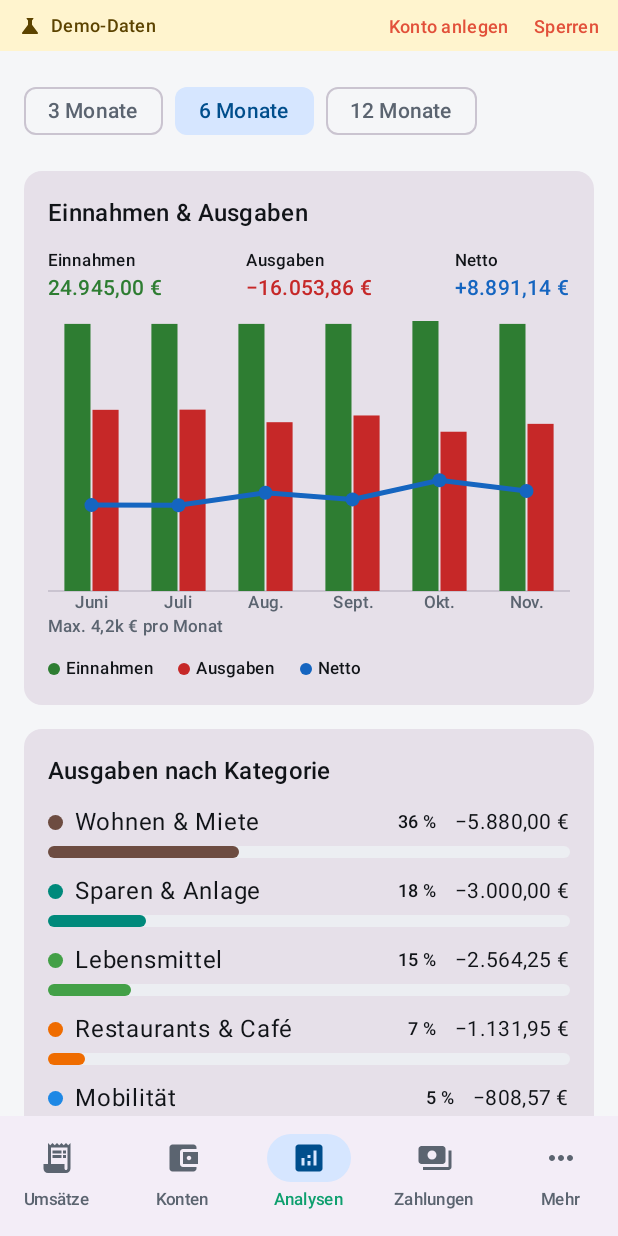
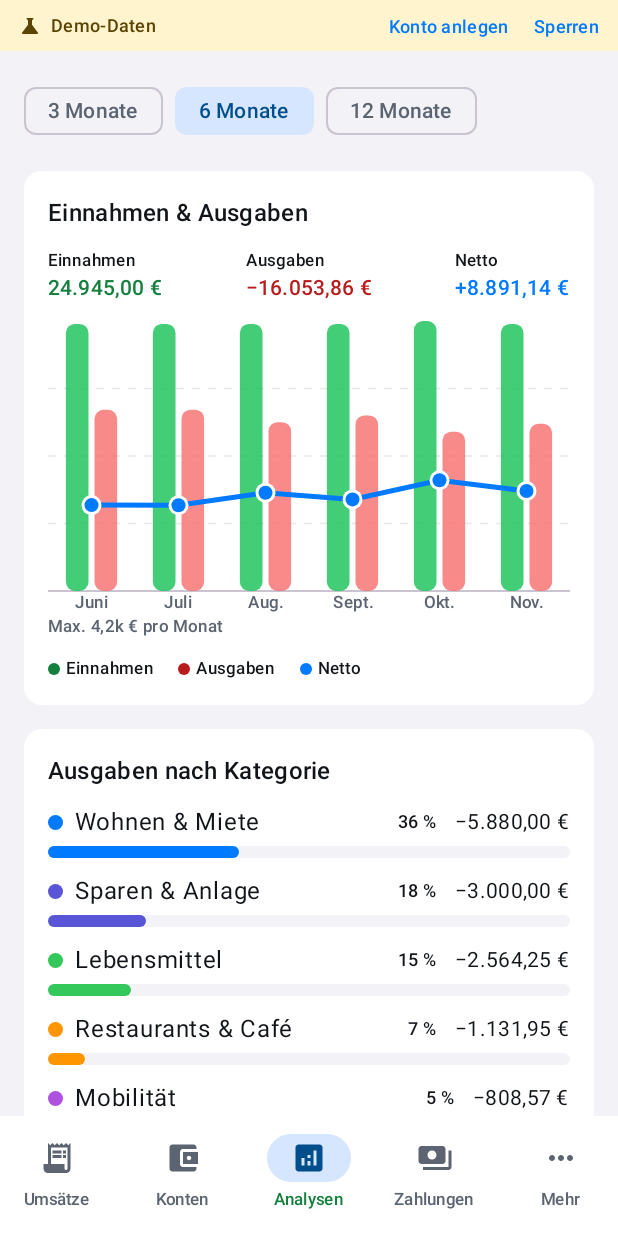
Before and after one commit to 24unix/GiroCrab, an Android app built with Jetpack Compose: the screen it shows after launch (MainActivity), item 3 of the bottom bar chosen, on a phone screen of 412 x 824 dp. Run offline under Robolectric (Android 15) with nearby library versions, the phone set to English and light mode, and no system bars.

Commit message:
feat(ui): adopt iOS/macOS color palette across Android & Windows (pure white cards, muted rounded chart bars) & wire #614 enrich

```diff
--- a/GiroCrabAndroid/app/src/main/java/de/girocrab/app/MainActivity.kt
+++ b/GiroCrabAndroid/app/src/main/java/de/girocrab/app/MainActivity.kt
@@ -193,7 +193,10 @@ fun GiroCrabRoot(
 
     Scaffold(
         bottomBar = {
-            NavigationBar {
+            NavigationBar(
+                containerColor = MaterialTheme.colorScheme.surface,
+                tonalElevation = 0.dp,
+            ) {
                 MainTab.entries.filter { it != MainTab.Portfolio }.forEach { t ->
                     NavigationBarItem(
                         selected = tab == t || (t == MainTab.Accounts && tab == MainTab.Portfolio),
@@ -355,7 +358,7 @@ private fun GiroCrabIntro(skip: Boolean) {
     }
     val hour = remember { java.util.Calendar.getInstance().get(java.util.Calendar.HOUR_OF_DAY) }
     val dark = androidx.compose.foundation.isSystemInDarkTheme() || hour >= 19 || hour < 7
-    val bg = androidx.compose.ui.graphics.Color(if (dark) 0xFF0F141C else 0xFFF8F9FB)
+    val bg = androidx.compose.ui.graphics.Color(if (dark) 0xFF000000 else 0xFFF2F2F7)
     val fg = androidx.compose.ui.graphics.Color(if (dark) 0xFFF9FAFB else 0xFF111827)
     val sub = androidx.compose.ui.graphics.Color(if (dark) 0xFF9CA3AF else 0xFF6B7280)
     val scale by androidx.compose.animation.core.animateFloatAsState(
--- a/GiroCrabAndroid/app/src/main/java/de/girocrab/app/ui/screens/AccountsAndWealthScreen.kt
+++ b/GiroCrabAndroid/app/src/main/java/de/girocrab/app/ui/screens/AccountsAndWealthScreen.kt
@@ -363,8 +363,8 @@ fun WealthOverview(w: WealthBreakdown, masked: Boolean, modifier: Modifier = Mod
     Column(modifier, verticalArrangement = Arrangement.spacedBy(10.dp)) {
         SectionTitle("Vermögen")
         Row(horizontalArrangement = Arrangement.spacedBy(8.dp), modifier = Modifier.fillMaxWidth()) {
-            WealthCard("Vermögenswerte", w.assets, Color(0xFF2E7D32), masked, Modifier.weight(1f))
-            WealthCard("Verbindlichkeiten", w.liabilities, Color(0xFFC62828), masked, Modifier.weight(1f))
+            WealthCard("Vermögenswerte", w.assets, Color(0xFF15803D), masked, Modifier.weight(1f))
+            WealthCard("Verbindlichkeiten", w.liabilities, Color(0xFFB91C1C), masked, Modifier.weight(1f))
         }
         Card(colors = CardDefaults.cardColors(containerColor = MaterialTheme.colorScheme.primaryContainer)) {
             Row(Modifier.fillMaxWidth().padding(14.dp), horizontalArrangement = Arrangement.SpaceBetween) {
@@ -378,7 +378,7 @@ fun WealthOverview(w: WealthBreakdown, masked: Boolean, modifier: Modifier = Mod
             Triple("Sachwerte", w.tangibles, Color(0xFFF9A825)),
         ))
         CompositionBar("Zusammensetzung Verbindlichkeiten", w.liabilities, masked, listOf(
-            Triple("Kredite", w.loans, Color(0xFFC62828)),
+            Triple("Kredite", w.loans, Color(0xFFB91C1C)),
             Triple("Kreditkarten", w.creditCards, Color(0xFFEF6C00)),
         ))
     }
--- a/GiroCrabAndroid/app/src/main/java/de/girocrab/app/ui/screens/AnalyticsScreen.kt
+++ b/GiroCrabAndroid/app/src/main/java/de/girocrab/app/ui/screens/AnalyticsScreen.kt
@@ -29,6 +29,7 @@ import androidx.compose.runtime.saveable.rememberSaveable
 import androidx.compose.runtime.setValue
 import androidx.compose.ui.Alignment
 import androidx.compose.ui.Modifier
+import androidx.compose.ui.geometry.CornerRadius
 import androidx.compose.ui.geometry.Offset
 import androidx.compose.ui.geometry.Size
 import androidx.compose.ui.graphics.Color
@@ -50,9 +51,11 @@ import java.time.format.TextStyle
 import java.util.Locale
 import kotlin.math.abs
 
-private val IncomeColor = Color(0xFF2E7D32)
-private val ExpenseColor = Color(0xFFC62828)
-private val NetColor = Color(0xFF1565C0)
+private val IncomeColor = Color(0xFF15803D)
+private val ExpenseColor = Color(0xFFB91C1C)
+private val IncomeBar = Color(0xFF22C55E).copy(alpha = 0.85f)
+private val ExpenseBar = Color(0xFFF87171).copy(alpha = 0.82f)
+private val NetColor = Color(0xFF007AFF)
 
 private data class MonthFlow(val month: YearMonth, val incomeCents: Long, val expenseCents: Long) {
     val netCents get() = incomeCents - expenseCents
@@ -89,7 +92,9 @@ private fun shortEur(cents: Long): String {
     return if (v >= 1000) String.format(Locale.GERMANY, "%.1fk", v / 1000.0) else v.toString()
 }
 
+private val IosPalette = listOf(0xFF007AFF, 0xFF5856D6, 0xFF34C759, 0xFFFF9500, 0xFFAF52DE, 0xFF5AC8FA).map { Color(it) }
 private fun parseColor(hex: Long) = Color(hex)
+private fun paletteColor(i: Int) = IosPalette[i % IosPalette.size]
 
 @Composable
 fun AnalyticsScreen(
@@ -133,8 +138,8 @@ fun AnalyticsScreen(
         }
         sums.map { (id, cents) ->
             val c = id?.let { byId[it] }
-            CategoryShare(id, c?.name ?: "Ohne Kategorie", c?.let { parseColor(it.colorHex) } ?: Color.Gray, cents)
-        }.sortedByDescending { it.cents }
+            CategoryShare(id, c?.name ?: "Ohne Kategorie", Color.Gray, cents)
+        }.sortedByDescending { it.cents }.mapIndexed { i, s -> s.copy(color = paletteColor(i)) }
     }
 
     val tags = remember(inPeriod, state.data.tags) {
@@ -322,16 +327,20 @@ private fun CashflowChart(data: List<MonthFlow>, hide: Boolean) {
             fun y(v: Long) = size.height * (1f - (v - minNet) / range)
             val zeroY = y(0)
             val slot = size.width / data.size
-            val barW = slot * 0.3f
+            val barW = slot * 0.26f
 
+            for (g in 1..3) {
+                val gy = size.height * g / 4f
+                drawLine(Color(0xFFE5E7EB), Offset(0f, gy), Offset(size.width, gy), strokeWidth = 1.dp.toPx(), pathEffect = androidx.compose.ui.graphics.PathEffect.dashPathEffect(floatArrayOf(8f, 8f)))
+            }
             drawLine(axis, Offset(0f, zeroY), Offset(size.width, zeroY), strokeWidth = 2f)
 
             data.forEachIndexed { i, m ->
                 val cx = slot * i + slot / 2
                 val incTop = y(m.incomeCents)
-                drawRect(IncomeColor, Offset(cx - barW - 1f, incTop), Size(barW, zeroY - incTop))
+                drawRoundRect(IncomeBar, Offset(cx - barW - 4.dp.toPx() / 2, incTop), Size(barW, (zeroY - incTop).coerceAtLeast(0f)), CornerRadius(6.dp.toPx()))
                 val expTop = y(m.expenseCents)
-                drawRect(ExpenseColor, Offset(cx + 1f, expTop), Size(barW, zeroY - expTop))
+                drawRoundRect(ExpenseBar, Offset(cx + 4.dp.toPx() / 2, expTop), Size(barW, (zeroY - expTop).coerceAtLeast(0f)), CornerRadius(6.dp.toPx()))
             }
 
             val path = Path()
@@ -341,6 +350,7 @@ private fun CashflowChart(data: List<MonthFlow>, hide: Boolean) {
             }
             drawPath(path, NetColor, style = Stroke(width = 5f, cap = StrokeCap.Round))
             data.forEachIndexed { i, m ->
+                drawCircle(Color.White, 10f, Offset(slot * i + slot / 2, y(m.netCents)))
                 drawCircle(NetColor, 7f, Offset(slot * i + slot / 2, y(m.netCents)))
             }
         }
--- a/GiroCrabAndroid/app/src/main/java/de/girocrab/app/ui/screens/BookingDetailSheet.kt
+++ b/GiroCrabAndroid/app/src/main/java/de/girocrab/app/ui/screens/BookingDetailSheet.kt
@@ -160,7 +160,7 @@ fun BookingDetailSheet(
                 Text(
                     formatMoney(booking.amountCents, booking.currency, masked),
                     style = MaterialTheme.typography.headlineSmall,
-                    color = if (booking.amountCents >= 0) Color(0xFF2E7D32) else MaterialTheme.colorScheme.onSurface,
+                    color = if (booking.amountCents >= 0) Color(0xFF15803D) else MaterialTheme.colorScheme.onSurface,
                 )
                 account?.let {
                     Text(
@@ -502,7 +502,7 @@ private fun SplitEditor(
                 Text(
                     if (remaining == 0L) "Summe stimmt" else "Rest: ${formatMoney(remaining, booking.currency, masked)}",
                     style = MaterialTheme.typography.bodySmall,
-                    color = if (remaining == 0L) Color(0xFF2E7D32) else MaterialTheme.colorScheme.error,
+                    color = if (remaining == 0L) Color(0xFF15803D) else MaterialTheme.colorScheme.error,
                 )
             }
         }
--- a/GiroCrabAndroid/app/src/main/java/de/girocrab/app/ui/screens/BookingStreamScreen.kt
+++ b/GiroCrabAndroid/app/src/main/java/de/girocrab/app/ui/screens/BookingStreamScreen.kt
@@ -499,7 +499,7 @@ private fun MonthHeader(g: MonthGroup, masked: Boolean) {
             style = MaterialTheme.typography.labelMedium,
             fontWeight = FontWeight.Bold,
         )
-        Text(formatMoney(g.income, masked = masked), fontFamily = tabular, style = tnum, fontSize = 12.sp, color = Color(0xFF2E7D32))
+        Text(formatMoney(g.income, masked = masked), fontFamily = tabular, style = tnum, fontSize = 12.sp, color = Color(0xFF15803D))
         Spacer(Modifier.width(10.dp))
         Text(formatMoney(g.expense, masked = masked), fontFamily = tabular, style = tnum, fontSize = 12.sp, color = MaterialTheme.colorScheme.onSurfaceVariant)
     }
@@ -623,7 +623,7 @@ private fun BookingRow(
             formatMoney(booking.amountCents, booking.currency, masked),
             fontFamily = tabular, style = tnum,
             fontWeight = FontWeight.Medium,
-            color = if (booking.amountCents > 0) Color(0xFF2E7D32) else MaterialTheme.colorScheme.onSurface,
+            color = if (booking.amountCents > 0) Color(0xFF15803D) else MaterialTheme.colorScheme.onSurface,
             maxLines = 1,
             softWrap = false,
         )
--- a/GiroCrabAndroid/app/src/main/java/de/girocrab/app/ui/screens/PortfolioAndAssetsScreen.kt
+++ b/GiroCrabAndroid/app/src/main/java/de/girocrab/app/ui/screens/PortfolioAndAssetsScreen.kt
@@ -46,8 +46,8 @@ import java.util.Currency
 import java.util.Locale
 import kotlin.math.abs
 
-private val GainGreen = Color(0xFF2E7D32)
-private val LossRed = Color(0xFFC62828)
+private val GainGreen = Color(0xFF15803D)
+private val LossRed = Color(0xFFB91C1C)
 private const val MASK = "•••••"
 
 private fun money(cents: Long, currency: String = "EUR", masked: Boolean = false): String {
--- a/GiroCrabAndroid/app/src/main/java/de/girocrab/app/ui/theme/Theme.kt
+++ b/GiroCrabAndroid/app/src/main/java/de/girocrab/app/ui/theme/Theme.kt
@@ -21,12 +21,12 @@ import androidx.compose.ui.unit.sp
 
 /** Brand: crab accent (coral red), emerald for positive amounts. */
 object GiroColors {
-    val Crab = Color(0xFFE2503A)
-    val CrabDark = Color(0xFFFF8A73)
-    val Emerald = Color(0xFF0E9F6E)
+    val Crab = Color(0xFF007AFF)
+    val CrabDark = Color(0xFF0A84FF)
+    val Emerald = Color(0xFF15803D)
     val EmeraldDark = Color(0xFF34D399)
-    val Negative = Color(0xFFB42318)
-    val NegativeDark = Color(0xFFF97066)
+    val Negative = Color(0xFFB91C1C)
+    val NegativeDark = Color(0xFFF87171)
 }
 
 /** Semantic colours Material 3 has no slot for. */
@@ -42,41 +42,54 @@ val LocalGiroColors = staticCompositionLocalOf {
     GiroExtraColors(GiroColors.Emerald, GiroColors.Negative, Color.White, Color(0xFFE5E7EB))
 }
 
+val GiroBorderLight = Color(0xFFE5E7EB)
+val GiroBorderDark = Color(0xFF2C2C2E)
+
 private val LightScheme = lightColorScheme(
     primary = GiroColors.Crab,
     onPrimary = Color.White,
-    primaryContainer = Color(0xFFFFDAD2),
-    onPrimaryContainer = Color(0xFF410A02),
+    primaryContainer = Color(0xFFD6E6FF),
+    onPrimaryContainer = Color(0xFF004E8C),
     secondary = GiroColors.Emerald,
     onSecondary = Color.White,
     secondaryContainer = Color(0xFFD6E6FF),
     onSecondaryContainer = Color(0xFF004E8C),
-    background = Color(0xFFF5F6F8),
+    background = Color(0xFFF2F2F7),
     onBackground = Color(0xFF111418),
     surface = Color.White,
     onSurface = Color(0xFF111418),
-    surfaceVariant = Color(0xFFECEEF2),
+    surfaceVariant = Color(0xFFF2F2F7),
+    surfaceTint = Color.Transparent,
+    surfaceContainer = Color.White,
+    surfaceContainerLow = Color.White,
+    surfaceContainerHigh = Color.White,
+    surfaceContainerHighest = Color.White,
     onSurfaceVariant = Color(0xFF5B6470),
-    outline = Color(0xFFD5D9E0),
+    outline = Color(0xFFE5E7EB),
     error = GiroColors.Negative,
 )
 
 private val DarkScheme = darkColorScheme(
     primary = GiroColors.CrabDark,
-    onPrimary = Color(0xFF5C1408),
-    primaryContainer = Color(0xFF7F2616),
-    onPrimaryContainer = Color(0xFFFFDAD2),
+    onPrimary = Color.White,
+    primaryContainer = Color(0xFF1F3A60),
+    onPrimaryContainer = Color(0xFFD6E6FF),
     secondary = GiroColors.EmeraldDark,
     onSecondary = Color(0xFF00382A),
     secondaryContainer = Color(0xFF1F3A60),
     onSecondaryContainer = Color(0xFFD6E6FF),
-    background = Color(0xFF0E1013),
+    background = Color(0xFF000000),
     onBackground = Color(0xFFE6E8EC),
-    surface = Color(0xFF181B20),
+    surface = Color(0xFF1C1C1E),
     onSurface = Color(0xFFE6E8EC),
-    surfaceVariant = Color(0xFF22262D),
+    surfaceVariant = Color(0xFF2C2C2E),
+    surfaceTint = Color.Transparent,
+    surfaceContainer = Color(0xFF1C1C1E),
+    surfaceContainerLow = Color(0xFF1C1C1E),
+    surfaceContainerHigh = Color(0xFF1C1C1E),
+    surfaceContainerHighest = Color(0xFF1C1C1E),
     onSurfaceVariant = Color(0xFFA3ABB7),
-    outline = Color(0xFF363B44),
+    outline = Color(0xFF2C2C2E),
     error = GiroColors.NegativeDark,
 )
 
```
Also changed, not shown: 3 other files.
